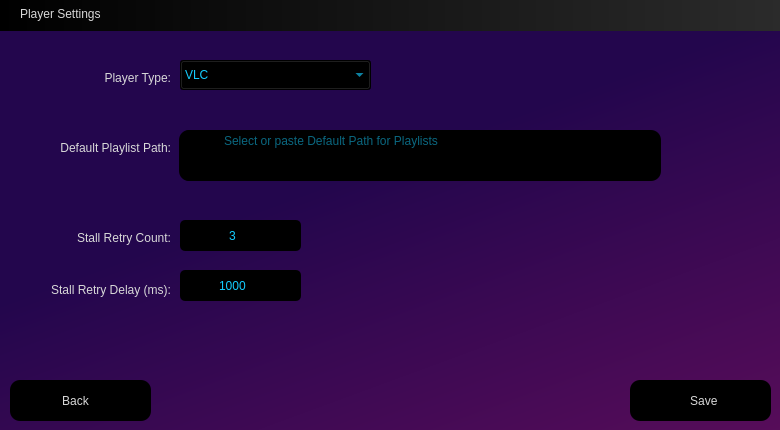
This is assets/PlayerSettings.ui in ifreddyrod/SpyderPlayer as Qt 5 draws it before an edit. The edited form follows.
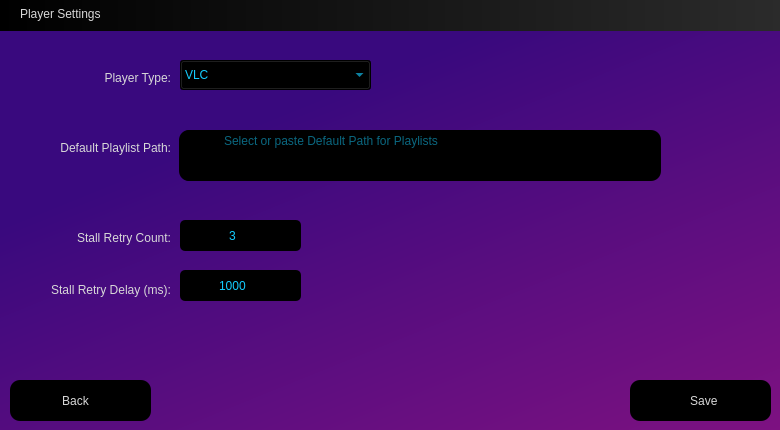
This is the edited form. Icons and pictures are not drawn.

Commit message: - Fixed crash in linux where currentSelectedItem_ and player_ needed to be initialized to nullptr first. - Attempted to fix a bug in linux where the controlpanel was not being moved to the correct location when in fullscreen - Made a tweak to the retries to multiply the retry count by the stall delay.  Effectively giving each retry more time in between.  Updated the default retry and stall delays in AppData to reflect this - Changed the background color intensity for all of the settings screens.  Was too dull and reverted back to how I had it

Patch:
```diff
--- a/assets/PlayerSettings.ui
+++ b/assets/PlayerSettings.ui
@@ -199,10 +199,9 @@
     </rect>
    </property>
    <property name="styleSheet">
-    <string notr="true">/*background-color: qlineargradient(spread:pad, x1:0.369, y1:0.182, x2:1, y2:1, stop:0 rgba(57, 9, 126, 255), stop:1 rgba(129, 18, 129, 255));*/
-/*background-color: qlineargradient(spread:pad, x1:0.369, y1:0.182, x2:1, y2:1, stop:0 rgba(57, 9, 126, 255), stop:1 rgba(40, 0, 43, 255));*/
-
-background-color: qlineargradient(spread:pad, x1:0.506931, y1:0.295636, x2:1, y2:1, stop:0 rgba(35, 6, 77, 255), stop:1 rgba(90, 13, 90, 255));</string>
+    <string notr="true">background-color: qlineargradient(spread:pad, x1:0.369, y1:0.182, x2:1, y2:1, stop:0 rgba(57, 9, 126, 255), stop:1 rgba(129, 18, 129, 255));
+/*
+background-color: qlineargradient(spread:pad, x1:0.506931, y1:0.295636, x2:1, y2:1, stop:0 rgba(35, 6, 77, 255), stop:1 rgba(90, 13, 90, 255));*/</string>
    </property>
   </widget>
   <widget class="QTextEdit" name="PlaylistPath_textedit">
```
The commit also changes 13 other files.
